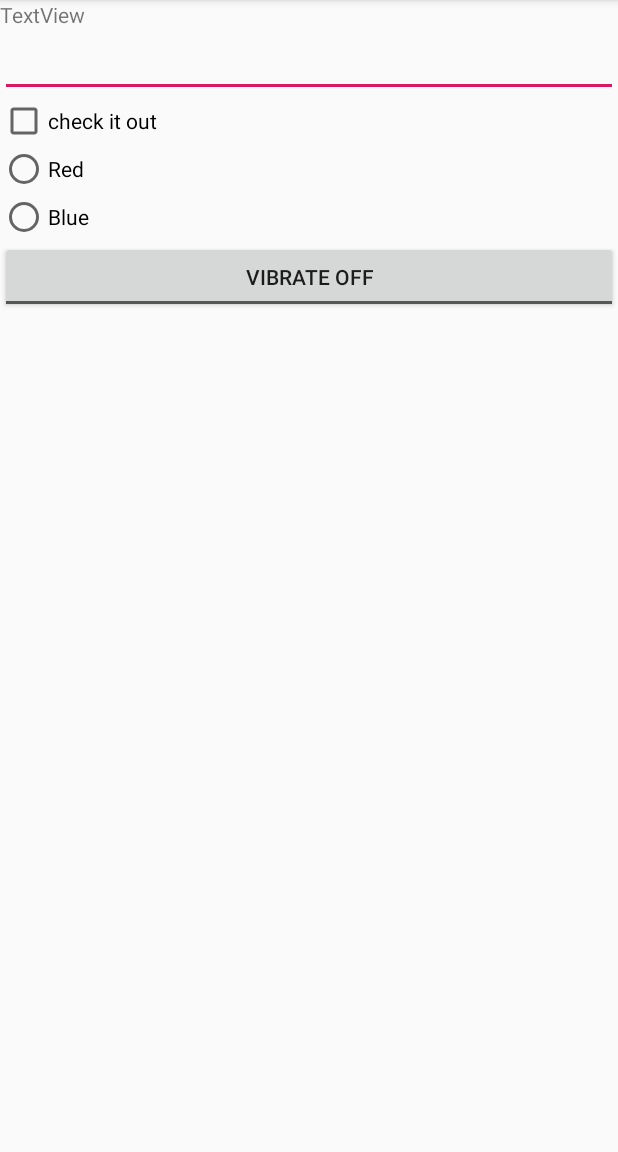
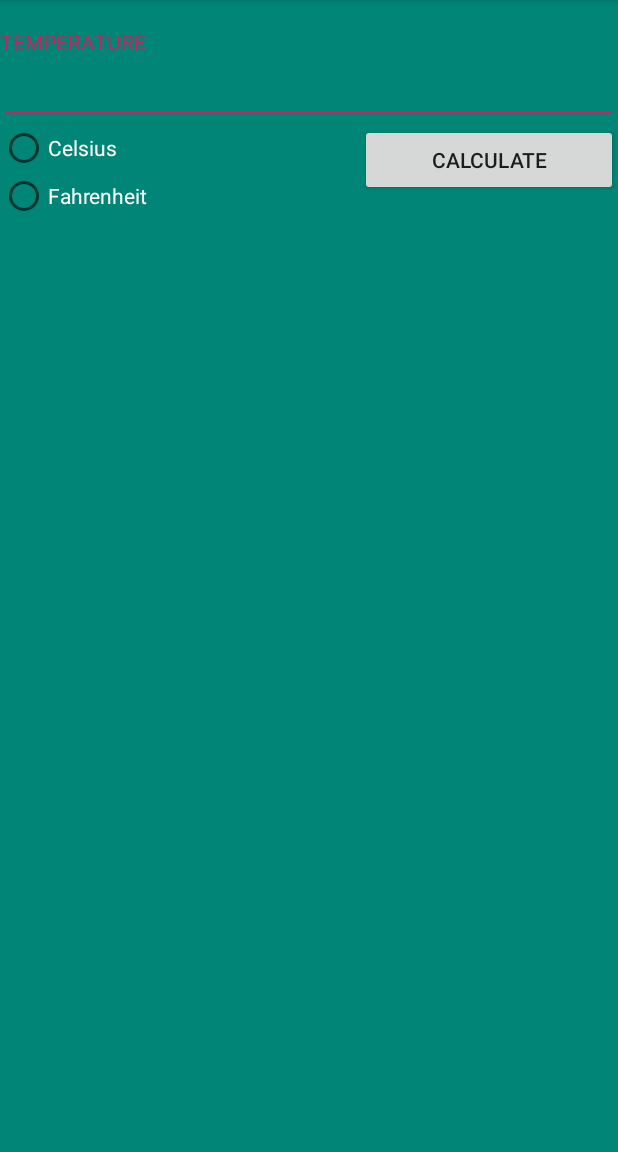
Before and after one commit to sergitrujillo/ItProjectAndroidExecises, an Android app: the screen it shows after launch (WidgetActivity before the commit, TemperatureConverterActivity after it), on a phone screen of 412 x 824 dp, the part 84-1236 px from its top. Run offline under Robolectric (Android 15) with nearby library versions, the phone set to English and light mode, and no system bars.

Commit message:
Coded Activity 5

```diff
--- a/app/build.gradle
+++ b/app/build.gradle
@@ -17,6 +17,10 @@ android {
             proguardFiles getDefaultProguardFile('proguard-android-optimize.txt'), 'proguard-rules.pro'
         }
     }
+    compileOptions {
+        sourceCompatibility = 1.8
+        targetCompatibility = 1.8
+    }
 }
 
 dependencies {
--- a/app/src/main/AndroidManifest.xml
+++ b/app/src/main/AndroidManifest.xml
@@ -9,7 +9,7 @@
         android:roundIcon="@mipmap/ic_launcher_round"
         android:supportsRtl="true"
         android:theme="@style/AppTheme" >
-        <activity android:name=".WidgetActivity" >
+        <activity android:name=".TemperatureConverterActivity" >
             <intent-filter>
                 <action android:name="android.intent.action.MAIN" />
 
--- /dev/null
+++ b/app/src/main/java/cat/udl/itproject/itsampleapp/TemperatureConverterActivity.java
@@ -0,0 +1,100 @@
+package cat.udl.itproject.itsampleapp;
+
+import android.os.Bundle;
+import android.view.KeyEvent;
+import android.view.View;
+import android.widget.Button;
+import android.widget.EditText;
+import android.widget.RadioButton;
+import android.widget.Toast;
+
+import androidx.appcompat.app.AppCompatActivity;
+
+public class TemperatureConverterActivity extends AppCompatActivity {
+
+    private EditText etTemperature;
+    private RadioButton rbCelsius;
+    private RadioButton rbFahrenheit;
+    private Button btCalculate;
+
+    @Override
+    protected void onCreate(Bundle savedInstanceState) {
+        super.onCreate(savedInstanceState);
+        setContentView(R.layout.activity_temperature_converter);
+        bindWidgets();
+        bindListeners();
+    }
+
+    private void bindListeners() {
+        etTemperature.setOnKeyListener((v, keyCode, event) -> {
+            if (event.getAction() == KeyEvent.ACTION_UP &&
+                    keyCode == KeyEvent.KEYCODE_ENTER) {
+                calculate();
+                return true;
+            }
+            return false;
+        });
+        btCalculate.setOnClickListener(v -> calculate());
+    }
+
+    private void bindWidgets() {
+        etTemperature = findViewById(R.id.etTemperature);
+        rbCelsius = findViewById(R.id.rbCelsius);
+        rbFahrenheit = findViewById(R.id.rbFahrenheit);
+        btCalculate = findViewById(R.id.btCalculate);
+    }
+
+
+    public void calculate() {
+        try {
+            float source = getSourceTemp();
+            float destination;
+            RadioButton nextDestination;
+            if (rbCelsius.isChecked()) {
+                destination = convertFahrenheitToCelsius(source);
+                nextDestination = rbFahrenheit;
+            } else if (rbFahrenheit.isChecked()) {
+                destination = convertCelsiusToFahrenheit(source);
+                nextDestination = rbCelsius;
+            } else {
+                Toast.makeText(this, "Error: UnKnown target", Toast.LENGTH_SHORT).show();
+                return;
+            }
+            setDestinationTemp(destination);
+            selectNextDestination(nextDestination);
+        } catch (NotValidTemperatureException ex) {
+            Toast.makeText(this, "Error: " + ex.getMessage(), Toast.LENGTH_SHORT).show();
+        }
+
+    }
+
+    private void selectNextDestination(RadioButton destination) {
+        rbFahrenheit.setChecked(false);
+        rbCelsius.setChecked(false);
+        destination.setChecked(true);
+    }
+
+    private void setDestinationTemp(float destination) {
+        etTemperature.setText(String.valueOf(destination));
+    }
+
+    private float getSourceTemp() {
+        String text = etTemperature.getText().toString();
+        if (text.isEmpty()) {
+            throw new NotValidTemperatureException("Empty value");
+        }
+        try {
+            return Float.parseFloat(text);
+        } catch (NumberFormatException ex) {
+            throw new NotValidTemperatureException("Invalid value");
+        }
+    }
+
+    private float convertFahrenheitToCelsius(float temp) {
+        return (temp - 32) * 5 / 9;
+    }
+
+    private float convertCelsiusToFahrenheit(float temp) {
+        return ((temp * 9) / 5) + 32;
+    }
+}
--- /dev/null
+++ b/app/src/main/res/layout/activity_temperature_converter.xml
@@ -0,0 +1,59 @@
+<?xml version="1.0" encoding="utf-8"?>
+<LinearLayout xmlns:android="http://schemas.android.com/apk/res/android"
+    android:layout_width="match_parent"
+    android:layout_height="match_parent"
+    android:background="@color/colorPrimary"
+    android:orientation="vertical">
+
+
+    <TextView
+        android:layout_width="match_parent"
+        android:layout_height="wrap_content"
+        android:layout_marginTop="@dimen/myMargin"
+        android:text="@string/temperature"
+        android:textColor="@color/colorAccent" />
+
+    <EditText
+        android:id="@+id/etTemperature"
+        android:layout_width="match_parent"
+        android:layout_height="wrap_content"
+        android:gravity="end"
+        android:inputType="numberDecimal"
+        android:textColor="@color/color_white" />
+
+    <LinearLayout
+        android:layout_width="match_parent"
+        android:layout_height="wrap_content"
+        android:orientation="horizontal">
+
+        <RadioGroup
+            android:layout_width="wrap_content"
+            android:layout_height="wrap_content"
+            android:layout_weight="2"
+            android:orientation="vertical">
+
+            <RadioButton
+                android:id="@+id/rbCelsius"
+                android:layout_width="wrap_content"
+                android:layout_height="wrap_content"
+                android:textColor="@color/color_white"
+                android:text="@string/celsius" />
+
+            <RadioButton
+                android:id="@+id/rbFahrenheit"
+                android:layout_width="wrap_content"
+                android:layout_height="wrap_content"
+                android:textColor="@color/color_white"
+                android:text="@string/fahrenheit" />
+        </RadioGroup>
+
+        <Button
+            android:id="@+id/btCalculate"
+            android:layout_width="wrap_content"
+            android:layout_height="wrap_content"
+            android:layout_weight="1"
+            android:text="@string/calculate" />
+    </LinearLayout>
+
+
+</LinearLayout>
--- a/app/src/main/res/values/colors.xml
+++ b/app/src/main/res/values/colors.xml
@@ -3,4 +3,5 @@
     <color name="colorPrimary">#008577</color>
     <color name="colorPrimaryDark">#00574B</color>
     <color name="colorAccent">#D81B60</color>
+    <color name="color_white">#FFFFFF</color>
 </resources>
--- a/app/src/main/res/values/strings.xml
+++ b/app/src/main/res/values/strings.xml
@@ -1,4 +1,8 @@
 <resources>
     <string name="app_name">IT Sample app</string>
     <string name="test_hello">Hello World</string>
+    <string name="temperature">TEMPERATURE</string>
+    <string name="celsius">Celsius</string>
+    <string name="fahrenheit">Fahrenheit</string>
+    <string name="calculate">Calculate</string>
 </resources>
```
Also changed, not shown: app/src/main/java/cat/udl/itproject/itsampleapp/NotValidTemperature.java (added, +8 -0 lines).
